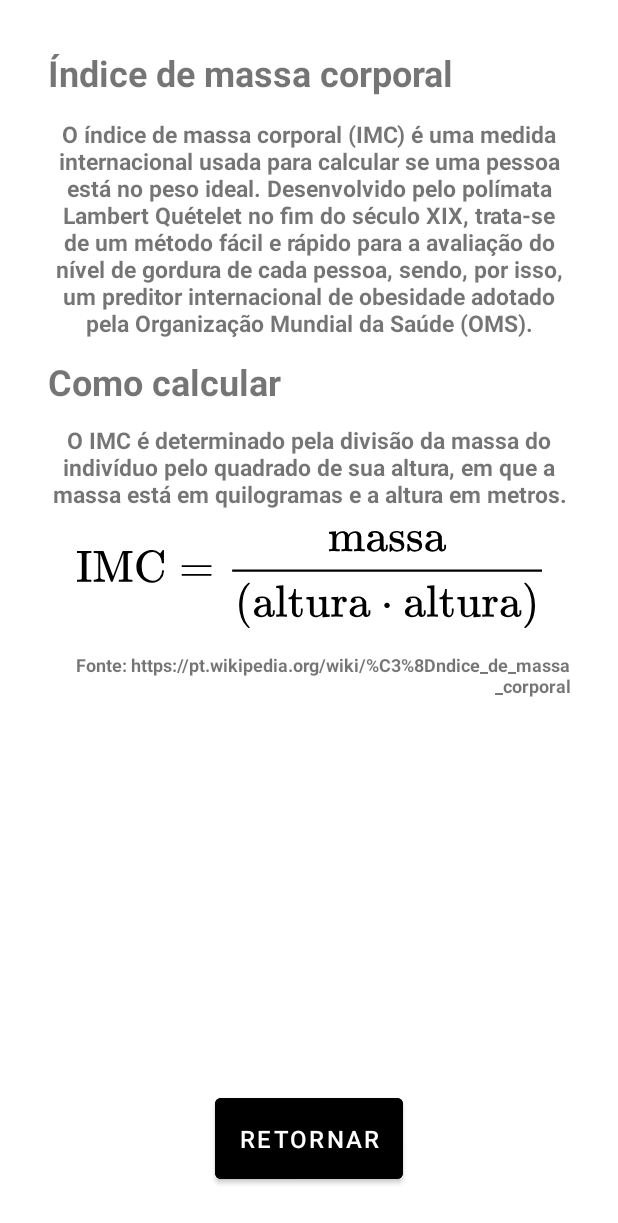
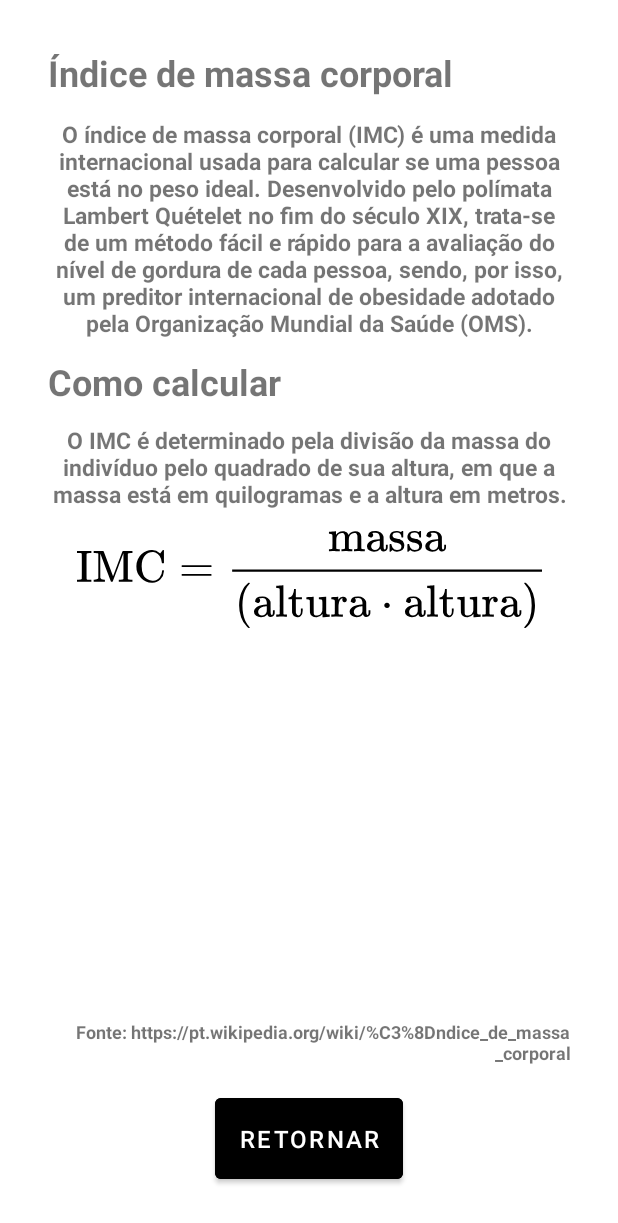
Before and after one commit to Edevaldo-Cruz/imcKotlin, an Android app: the AboutActivity screen opened directly, with no data from a screen before it, on a phone screen of 412 x 824 dp. Shown: the top 1223 px of the screen. Run offline under Robolectric (Android 15) with nearby library versions, the light colour scheme and no system bars.

Commit message:
Correções no layout - Fonte (About)

```diff
--- a/app/src/main/res/layout/activity_about.xml
+++ b/app/src/main/res/layout/activity_about.xml
@@ -84,8 +84,8 @@
         android:textSize="12sp"
         android:textStyle="bold"
         android:textAlignment="textEnd"
-        android:layout_marginTop="16dp"
-        app:layout_constraintTop_toBottomOf="@id/imgFormula"
+        android:layout_marginBottom="16dp"
+        app:layout_constraintBottom_toTopOf="@id/returnBtn"
         app:layout_constraintEnd_toEndOf="parent"
         app:layout_constraintStart_toStartOf="parent"
         android:layout_marginHorizontal="32dp"
```
